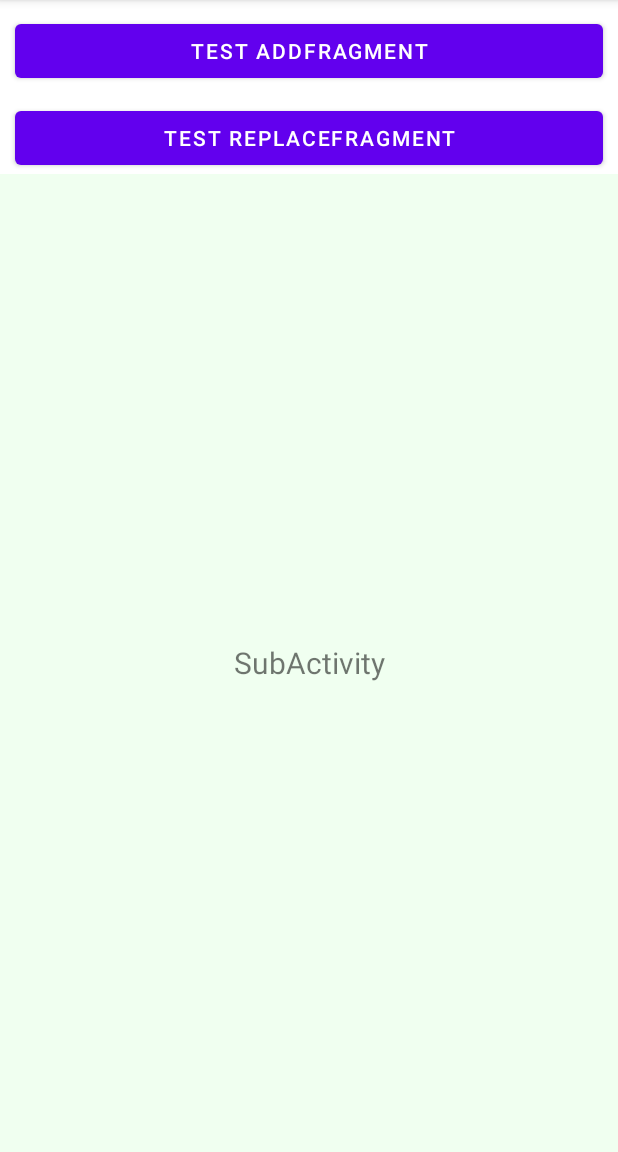
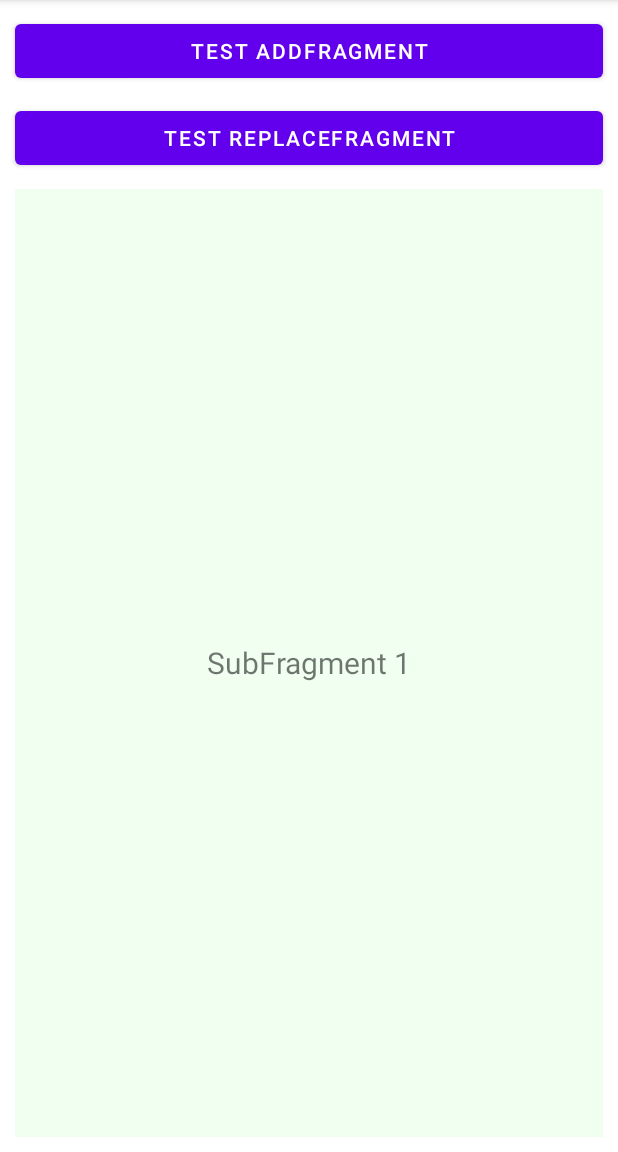
Before and after one commit to sallyluenoa/FRExtensions, an Android app: the FragmentMainActivity screen opened directly, with no data from a screen before it, after a tap on "TEST ADDFRAGMENT", on a phone screen of 412 x 824 dp, the part 84-1236 px from its top. Run offline under Robolectric (Android 15) with nearby library versions, the phone set to English and light mode, and no system bars.

Commit message:
[Feature implementation] Apply the Material Design to the Sample Code #38
* Apply the Material Design to Fragments.

```diff
--- a/sample/src/main/java/org/fog_rock/frextensionssample/FragmentMainActivity.kt
+++ b/sample/src/main/java/org/fog_rock/frextensionssample/FragmentMainActivity.kt
@@ -19,13 +19,14 @@ class FragmentMainActivity : AppCompatActivity() {
 
         binding.buttonTestAddFragment.setOnClickListener {
             logI("Clicked Test addFragment.")
-            addFragment(SubFragment(), R.id.fragment_container)
+            val count = supportFragmentManager.backStackEntryCount + 1
+            addFragment(SubFragment.newInstance(count), R.id.fragment_container)
         }
         binding.buttonTestReplaceFragment.setOnClickListener {
             logI("Clicked Test replaceFragment.")
-            replaceFragment(SubFragment(), R.id.fragment_container)
+            replaceFragment(SubFragment.newInstance(), R.id.fragment_container)
         }
 
-        replaceFragment(MainFragment(), R.id.fragment_container)
+        replaceFragment(MainFragment.newInstance(), R.id.fragment_container)
     }
 }
--- a/sample/src/main/java/org/fog_rock/frextensionssample/MainFragment.kt
+++ b/sample/src/main/java/org/fog_rock/frextensionssample/MainFragment.kt
@@ -4,10 +4,21 @@ import android.os.Bundle
 import android.view.LayoutInflater
 import android.view.View
 import android.view.ViewGroup
+import androidx.core.os.bundleOf
 import androidx.fragment.app.Fragment
 import org.fog_rock.frextensionssample.databinding.FragmentMainBinding
 
 class MainFragment : Fragment() {
+
+    companion object {
+        private const val ARGS_COUNT = "count"
+        private const val DEFAULT_VALUE = 0
+
+        fun newInstance(count: Int = DEFAULT_VALUE): MainFragment =
+            MainFragment().apply {
+                arguments = bundleOf(ARGS_COUNT to count)
+            }
+    }
 
     private var _binding: FragmentMainBinding? = null
     private val binding get() = _binding!!
@@ -16,8 +27,12 @@ class MainFragment : Fragment() {
         inflater: LayoutInflater,
         container: ViewGroup?,
         savedInstanceState: Bundle?
-    ): View {
+    ): View = run {
         _binding = FragmentMainBinding.inflate(inflater, container, false)
-        return binding.root
+
+        val count = arguments?.getInt(ARGS_COUNT, DEFAULT_VALUE) ?: DEFAULT_VALUE
+        binding.textViewMessage.text = getString(R.string.label_textView_mainFragment, count)
+
+        binding.root
     }
 }
--- a/sample/src/main/java/org/fog_rock/frextensionssample/SubFragment.kt
+++ b/sample/src/main/java/org/fog_rock/frextensionssample/SubFragment.kt
@@ -4,10 +4,21 @@ import android.os.Bundle
 import android.view.LayoutInflater
 import android.view.View
 import android.view.ViewGroup
+import androidx.core.os.bundleOf
 import androidx.fragment.app.Fragment
 import org.fog_rock.frextensionssample.databinding.FragmentSubBinding
 
 class SubFragment : Fragment() {
+
+    companion object {
+        private const val ARGS_COUNT = "count"
+        private const val DEFAULT_VALUE = 0
+
+        fun newInstance(count: Int = DEFAULT_VALUE): SubFragment =
+            SubFragment().apply {
+                arguments = bundleOf(ARGS_COUNT to count)
+            }
+    }
 
     private var _binding: FragmentSubBinding? = null
     private val binding get() = _binding!!
@@ -16,8 +27,12 @@ class SubFragment : Fragment() {
         inflater: LayoutInflater,
         container: ViewGroup?,
         savedInstanceState: Bundle?
-    ): View {
+    ): View = run {
         _binding = FragmentSubBinding.inflate(inflater, container, false)
-        return binding.root
+
+        val count = arguments?.getInt(ARGS_COUNT, DEFAULT_VALUE) ?: DEFAULT_VALUE
+        binding.textViewMessage.text = getString(R.string.label_textView_subFragment, count)
+
+        binding.root
     }
 }
--- a/sample/src/main/res/layout/activity_fragment_main.xml
+++ b/sample/src/main/res/layout/activity_fragment_main.xml
@@ -7,22 +7,24 @@
     android:layout_height="match_parent"
     tools:context=".FragmentMainActivity" >
 
-    <Button
+    <com.google.android.material.button.MaterialButton
+        style="@style/Widget.MaterialComponents.Button"
         android:id="@+id/button_test_addFragment"
         android:layout_width="0dp"
         android:layout_height="wrap_content"
-        android:text="Test addFragment"
+        android:text="@string/label_button_test_addFragment"
         android:layout_margin="10dp"
         app:layout_constraintStart_toStartOf="parent"
         app:layout_constraintEnd_toEndOf="parent"
         app:layout_constraintTop_toTopOf="parent"
         />
 
-    <Button
+    <com.google.android.material.button.MaterialButton
+        style="@style/Widget.MaterialComponents.Button"
         android:id="@+id/button_test_replaceFragment"
         android:layout_width="0dp"
         android:layout_height="wrap_content"
-        android:text="Test replaceFragment"
+        android:text="@string/label_button_test_replaceFragment"
         android:layout_margin="10dp"
         app:layout_constraintStart_toStartOf="parent"
         app:layout_constraintEnd_toEndOf="parent"
@@ -33,6 +35,7 @@
         android:id="@+id/fragment_container"
         android:layout_width="0dp"
         android:layout_height="0dp"
+        android:layout_margin="10dp"
         app:layout_constraintStart_toStartOf="parent"
         app:layout_constraintEnd_toEndOf="parent"
         app:layout_constraintBottom_toBottomOf="parent"
--- a/sample/src/main/res/layout/fragment_main.xml
+++ b/sample/src/main/res/layout/fragment_main.xml
@@ -6,11 +6,11 @@
     android:layout_height="match_parent"
     android:background="@color/azure" >
 
-    <TextView
-        android:id="@+id/textView_className"
+    <com.google.android.material.textview.MaterialTextView
+        android:id="@+id/textView_message"
         android:layout_width="0dp"
         android:layout_height="0dp"
-        android:text="MainActivity"
+        android:text="@string/label_textView_mainFragment"
         android:textSize="20sp"
         android:gravity="center"
         app:layout_constraintStart_toStartOf="parent"
--- a/sample/src/main/res/layout/fragment_sub.xml
+++ b/sample/src/main/res/layout/fragment_sub.xml
@@ -6,11 +6,11 @@
     android:layout_height="match_parent"
     android:background="@color/honeydew" >
 
-    <TextView
-        android:id="@+id/textView_className"
+    <com.google.android.material.textview.MaterialTextView
+        android:id="@+id/textView_message"
         android:layout_width="0dp"
         android:layout_height="0dp"
-        android:text="SubActivity"
+        android:text="@string/label_textView_subFragment"
         android:textSize="20sp"
         android:gravity="center"
         app:layout_constraintStart_toStartOf="parent"
--- a/sample/src/main/res/values/strings.xml
+++ b/sample/src/main/res/values/strings.xml
@@ -6,5 +6,9 @@
     <string name="label_button_test_startActivity">Test startActivity</string>
     <string name="label_button_test_startActivityAndFinishAll">Test startActivityAndFinishAll</string>
     <string name="label_button_show_fragmentMainActivity">Show FragmentMainActivity</string>
+    <string name="label_button_test_addFragment">Test addFragment</string>
+    <string name="label_button_test_replaceFragment">Test replaceFragment</string>
+    <string name="label_textView_mainFragment">MainFragment %1$d</string>
+    <string name="label_textView_subFragment">SubFragment %1$d</string>
 
 </resources>
```
